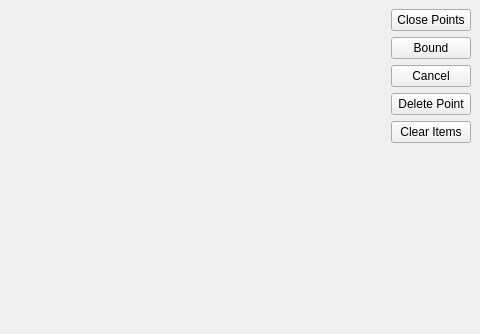
This is mainwindow.ui in arturShafikov/QGraphics-testing as Qt 5 draws it before an edit; both pictures show x 320 to 800 and y 0 to 334 of the 800 by 600 pixel window. The edited form follows.
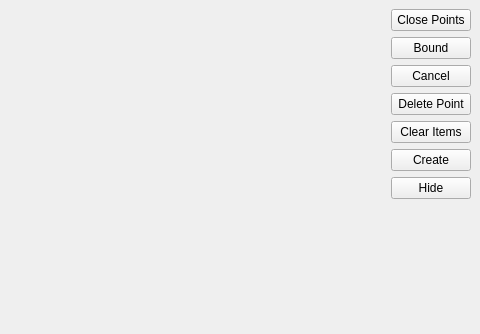
This is the edited form.

Diff of the .ui file:
```diff
--- a/mainwindow.ui
+++ b/mainwindow.ui
@@ -68,6 +68,20 @@
         </property>
        </widget>
       </item>
+      <item>
+       <widget class="QPushButton" name="createButton">
+        <property name="text">
+         <string>Create</string>
+        </property>
+       </widget>
+      </item>
+      <item>
+       <widget class="QPushButton" name="hideButton">
+        <property name="text">
+         <string>Hide</string>
+        </property>
+       </widget>
+      </item>
       <item>
        <spacer name="verticalSpacer">
         <property name="orientation">
```
